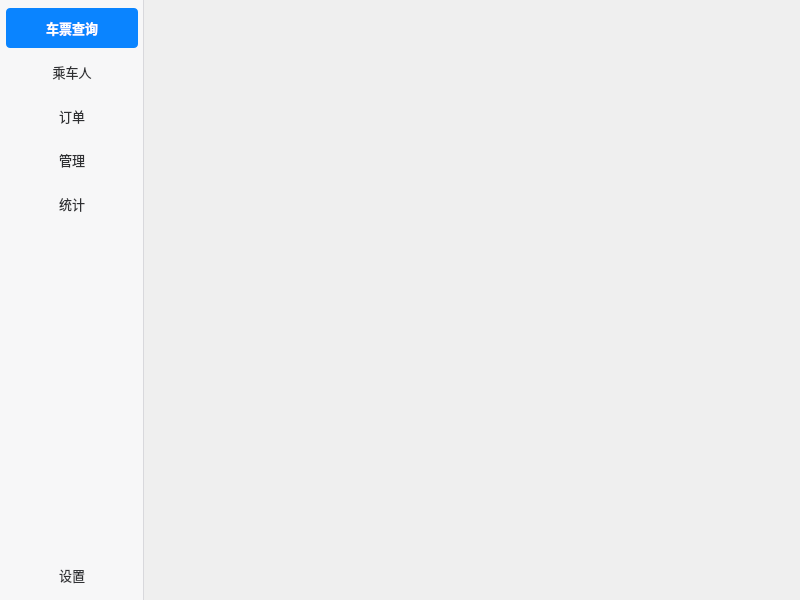
Above: mainwindow.ui from miunerofrade/seu-qt-summer-school before the change. Below: the same form after it.
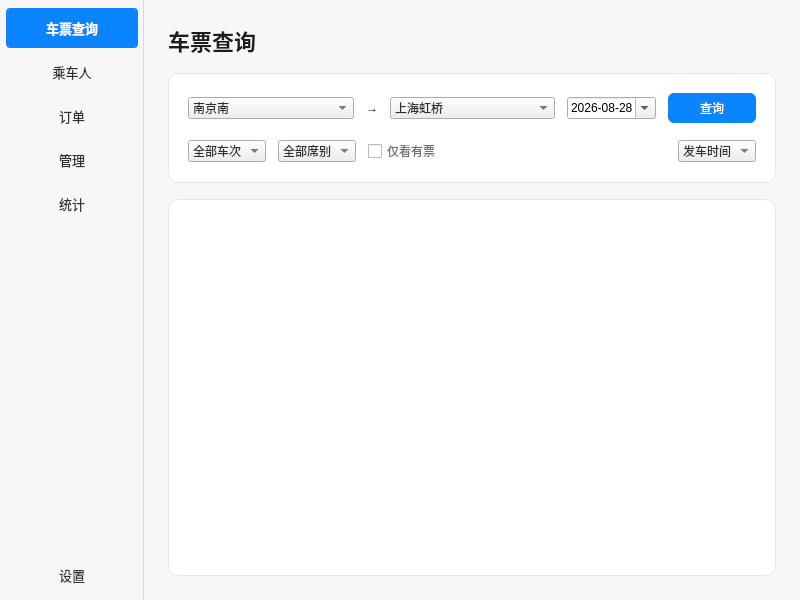
That is the form after the change. The open tabs and pages were chosen to show the change. Icons and pictures are not drawn.

Commit message: feat:增加初版车票页面

What changed in the file:
```diff
--- a/mainwindow.ui
+++ b/mainwindow.ui
@@ -20,6 +20,9 @@
   </property>
   <widget class="QWidget" name="centralwidget">
    <layout class="QHBoxLayout" name="horizontalLayout">
+    <property name="spacing">
+     <number>0</number>
+    </property>
     <property name="leftMargin">
      <number>0</number>
     </property>
@@ -308,7 +311,364 @@
       <property name="currentIndex">
        <number>4</number>
       </property>
-      <widget class="QWidget" name="pageQuery"/>
+      <widget class="QWidget" name="pageQuery">
+       <property name="styleSheet">
+        <string notr="true">QWidget#pageQuery {
+    background-color: #F6F7F9;
+}
+
+QLabel#labelQueryTitle {
+    color: #1D1D1F;
+    font-size: 22px;
+    font-weight: 600;
+}
+
+QWidget#queryCard {
+    background-color: #FFFFFF;
+    border: 1px solid #E5E7EB;
+    border-radius: 10px;
+}
+
+QWidget#queryConditionsWidget,
+QWidget#queryFiltersWidget {
+    background-color: transparent;
+    border: none;
+}
+
+QWidget#queryCard QComboBox {
+    color: #2F3033;
+}
+
+QWidget#queryCard QCheckBox {
+    color: #6E6E73;
+}
+
+QPushButton#btnSearch {
+    background-color: #0A84FF;
+    border: none;
+    border-radius: 6px;
+    color: #FFFFFF;
+    padding: 6px 18px;
+}
+
+QPushButton#btnSearch:hover {
+    background-color: #0071E3;
+}
+
+QTableView#tableTickets {
+    background-color: #FFFFFF;
+    border: 1px solid #E5E7EB;
+    border-radius: 10px;
+    color: #2F3033;
+    gridline-color: #ECEDEF;
+}
+
+QTableView#tableTickets QHeaderView::section {
+    background-color: #FFFFFF;
+    border: none;
+    border-bottom: 1px solid #E5E7EB;
+    color: #6E6E73;
+    padding: 8px;
+}
+
+QCalendarWidget {
+    background-color: #FFFFFF;
+}
+
+QCalendarWidget QWidget {
+    background-color: #FFFFFF;
+    color: #31363B;
+}
+
+QCalendarWidget QToolButton {
+    background-color: transparent;
+    border: 1px solid #BAB9B8;
+    border-radius: 4px;
+    margin: 3px;
+    padding: 4px 16px 4px 6px;
+    color: #31363B;
+}
+
+QCalendarWidget QToolButton:hover {
+    border-color: #0A84FF;
+}
+
+QCalendarWidget QToolButton:pressed,
+QCalendarWidget QToolButton:checked {
+    background-color: rgba(10, 132, 255, 40);
+    border-color: #0A84FF;
+}
+
+QCalendarWidget QToolButton#qt_calendar_prevmonth {
+    image: url(:/icons/chevron-left.svg);
+    qproperty-iconSize: 0px 0px;
+    min-width: 28px;
+    min-height: 28px;
+    padding: 4px;
+}
+
+QCalendarWidget QToolButton#qt_calendar_nextmonth {
+    image: url(:/icons/chevron-right.svg);
+    qproperty-iconSize: 0px 0px;
+    min-width: 28px;
+    min-height: 28px;
+    padding: 4px;
+}
+
+QCalendarWidget QToolButton::menu-indicator {
+    image: url(:/icons/chevron-down.svg);
+    width: 12px;
+    height: 8px;
+    subcontrol-origin: padding;
+    subcontrol-position: center right;
+    right: 6px;
+}
+
+QCalendarWidget QAbstractItemView:enabled {
+    background-color: #FFFFFF;
+    border: none;
+    outline: none;
+    color: #31363B;
+    selection-background-color: #0A84FF;
+    selection-color: #FFFFFF;
+}
+
+QCalendarWidget QSpinBox {
+    background-color: #FFFFFF;
+    border: 1px solid #BAB9B8;
+    border-radius: 4px;
+    min-width: 56px;
+    padding: 2px 6px;
+    color: #31363B;
+}</string>
+       </property>
+       <layout class="QVBoxLayout" name="verticalLayoutQuery" stretch="0,0,1">
+        <property name="spacing">
+         <number>16</number>
+        </property>
+        <property name="leftMargin">
+         <number>24</number>
+        </property>
+        <property name="topMargin">
+         <number>24</number>
+        </property>
+        <property name="rightMargin">
+         <number>24</number>
+        </property>
+        <property name="bottomMargin">
+         <number>24</number>
+        </property>
+        <item>
+         <widget class="QLabel" name="labelQueryTitle">
+          <property name="text">
+           <string>车票查询</string>
+          </property>
+         </widget>
+        </item>
+        <item>
+         <widget class="QWidget" name="queryCard" native="true">
+          <layout class="QVBoxLayout" name="verticalLayoutQueryCard">
+           <property name="spacing">
+            <number>16</number>
+           </property>
+           <property name="leftMargin">
+            <number>20</number>
+           </property>
+           <property name="topMargin">
+            <number>20</number>
+           </property>
+           <property name="rightMargin">
+            <number>20</number>
+           </property>
+           <property name="bottomMargin">
+            <number>20</number>
+           </property>
+           <item>
+            <widget class="QWidget" name="queryConditionsWidget" native="true">
+             <layout class="QHBoxLayout" name="horizontalLayoutQueryConditions" stretch="1,0,1,0,0">
+              <property name="spacing">
+               <number>12</number>
+              </property>
+              <property name="leftMargin">
+               <number>0</number>
+              </property>
+              <property name="topMargin">
+               <number>0</number>
+              </property>
+              <property name="rightMargin">
+               <number>0</number>
+              </property>
+              <property name="bottomMargin">
+               <number>0</number>
+              </property>
+              <item>
+               <widget class="QComboBox" name="comboDepartureStation">
+                <property name="minimumSize">
+                 <size>
+                  <width>140</width>
+                  <height>0</height>
+                 </size>
+                </property>
+                <item>
+                 <property name="text">
+                  <string>南京南</string>
+                 </property>
+                </item>
+               </widget>
+              </item>
+              <item>
+               <widget class="QLabel" name="labelRouteArrow">
+                <property name="text">
+                 <string>→</string>
+                </property>
+                <property name="alignment">
+                 <set>Qt::AlignmentFlag::AlignCenter</set>
+                </property>
+               </widget>
+              </item>
+              <item>
+               <widget class="QComboBox" name="comboArrivalStation">
+                <property name="minimumSize">
+                 <size>
+                  <width>140</width>
+                  <height>0</height>
+                 </size>
+                </property>
+                <item>
+                 <property name="text">
+                  <string>上海虹桥</string>
+                 </property>
+                </item>
+               </widget>
+              </item>
+              <item>
+               <widget class="QDateEdit" name="dateTravel">
+                <property name="displayFormat">
+                 <string>yyyy-MM-dd</string>
+                </property>
+                <property name="calendarPopup">
+                 <bool>true</bool>
+                </property>
+                <property name="date">
+                 <date>
+                  <year>2026</year>
+                  <month>8</month>
+                  <day>28</day>
+                 </date>
+                </property>
+               </widget>
+              </item>
+              <item>
+               <widget class="QPushButton" name="btnSearch">
+                <property name="minimumSize">
+                 <size>
+                  <width>88</width>
+                  <height>0</height>
+                 </size>
+                </property>
+                <property name="text">
+                 <string>查询</string>
+                </property>
+               </widget>
+              </item>
+             </layout>
+            </widget>
+           </item>
+           <item>
+            <widget class="QWidget" name="queryFiltersWidget" native="true">
+             <layout class="QHBoxLayout" name="horizontalLayoutQueryFilters">
+              <property name="spacing">
+               <number>12</number>
+              </property>
+              <property name="leftMargin">
+               <number>0</number>
+              </property>
+              <property name="topMargin">
+               <number>0</number>
+              </property>
+              <property name="rightMargin">
+               <number>0</number>
+              </property>
+              <property name="bottomMargin">
+               <number>0</number>
+              </property>
+              <item>
+               <widget class="QComboBox" name="comboTrainType">
+                <item>
+                 <property name="text">
+                  <string>全部车次</string>
+                 </property>
+                </item>
+               </widget>
+              </item>
+              <item>
+               <widget class="QComboBox" name="comboSeatType">
+                <item>
+                 <property name="text">
+                  <string>全部席别</string>
+                 </property>
+                </item>
+               </widget>
+              </item>
+              <item>
+               <widget class="QCheckBox" name="checkAvailableOnly">
+                <property name="text">
+                 <string>仅看有票</string>
+                </property>
+               </widget>
+              </item>
+              <item>
+               <spacer name="horizontalSpacerQueryFilters">
+                <property name="orientation">
+                 <enum>Qt::Orientation::Horizontal</enum>
+                </property>
+                <property name="sizeHint" stdset="0">
+                 <size>
+                  <width>40</width>
+                  <height>20</height>
+                 </size>
+                </property>
+               </spacer>
+              </item>
+              <item>
+               <widget class="QComboBox" name="comboSort">
+                <item>
+                 <property name="text">
+                  <string>发车时间</string>
+                 </property>
+                </item>
+               </widget>
+              </item>
+             </layout>
+            </widget>
+           </item>
+          </layout>
+         </widget>
+        </item>
+        <item>
+         <widget class="QTableView" name="tableTickets">
+          <property name="sizePolicy">
+           <sizepolicy hsizetype="Expanding" vsizetype="Expanding">
+            <horstretch>0</horstretch>
+            <verstretch>0</verstretch>
+           </sizepolicy>
+          </property>
+          <property name="styleSheet">
+           <string notr="true"/>
+          </property>
+          <property name="alternatingRowColors">
+           <bool>true</bool>
+          </property>
+          <property name="selectionBehavior">
+           <enum>QAbstractItemView::SelectionBehavior::SelectRows</enum>
+          </property>
+          <property name="sortingEnabled">
+           <bool>true</bool>
+          </property>
+         </widget>
+        </item>
+       </layout>
+      </widget>
       <widget class="QWidget" name="pagePassenger"/>
       <widget class="QWidget" name="pageOrder"/>
       <widget class="QWidget" name="pageAdmin"/>
```
Left out of the diff: 2 changed lines with no effect on the pictures. The commit also changes 6 other files.
